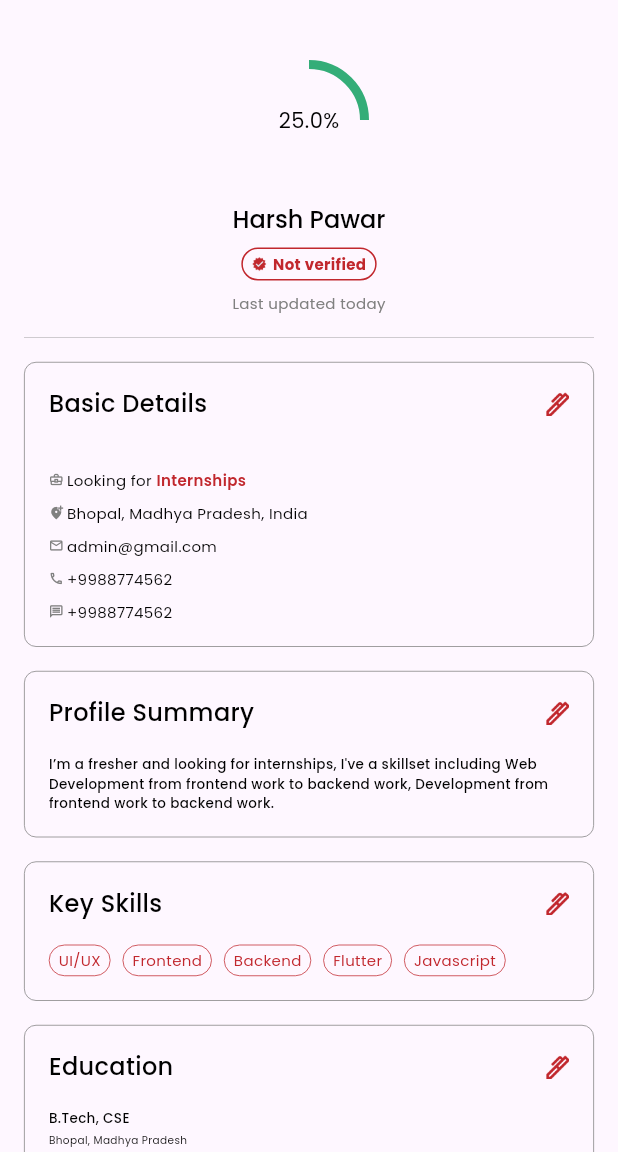
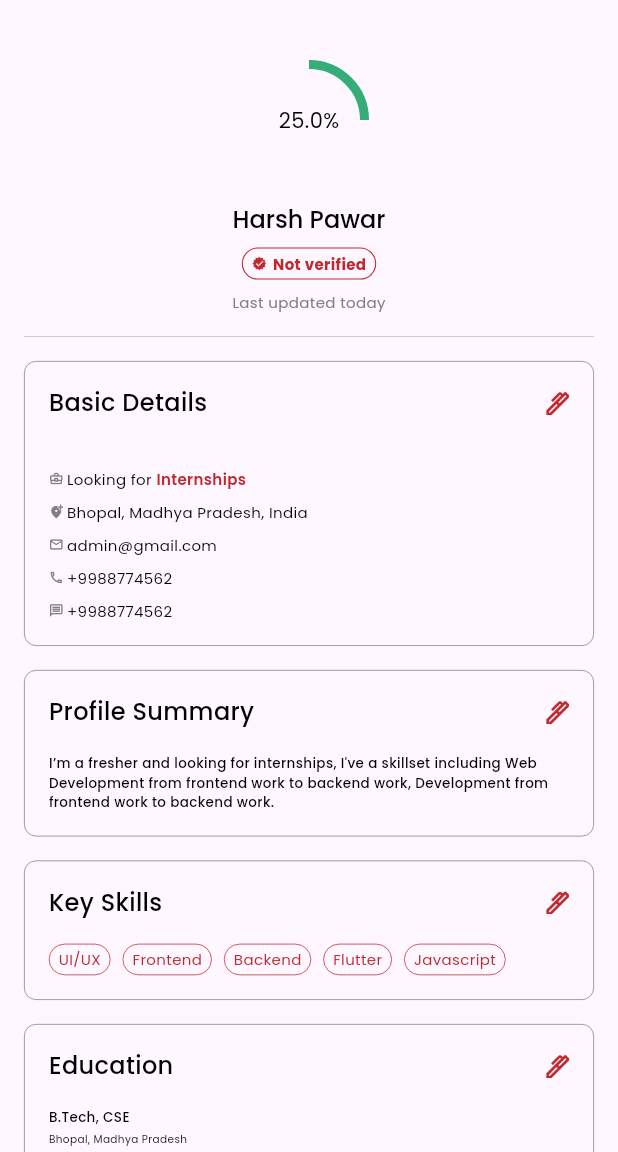
Before and after one commit to MustufaMemon10/hiremi_profile, a Flutter app: the screen it shows after launch, on a phone screen of 412 x 824 dp, the part 84-1236 px from its top. Run offline on Flutter 3.47's test engine with Material 3 defaults, Android fonts, the phone set to English and light mode, and no system bars; drawn by our look-alikes of percent_indicator; our stand-ins replace google_fonts, hexcolor.

```diff
--- a/lib/core/common/widgets/appbar/AppBar.dart
+++ b/lib/core/common/widgets/appbar/AppBar.dart
@@ -25,6 +25,7 @@ class SAppbar extends StatelessWidget implements PreferredSizeWidget {
       backgroundColor: Colors.transparent,
       leading:
       Container(
+          padding: const EdgeInsets.all(8),
           decoration: BoxDecoration(
             borderRadius: BorderRadius.circular(8.0),
             color: AppColors.bgBlue,
--- a/lib/core/utils/widgets/ProfileStatusSection.dart
+++ b/lib/core/utils/widgets/ProfileStatusSection.dart
@@ -39,7 +39,8 @@ class ProfileStatusSection extends StatelessWidget {
             decoration: BoxDecoration(
                 borderRadius: BorderRadius.circular(50),
                 border: Border.all(
-                  color: const Color(0xFFC1272D),
+                  width: 0.7,
+                  color: AppColors.primary,
                 )),
             child: Row(
               mainAxisSize: MainAxisSize.min,
```
